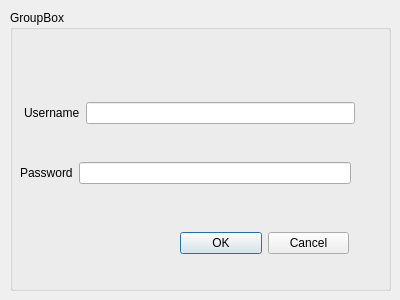
Crystal-Blu/police-station-2A25, file police-station/login.ui: the form before one commit.
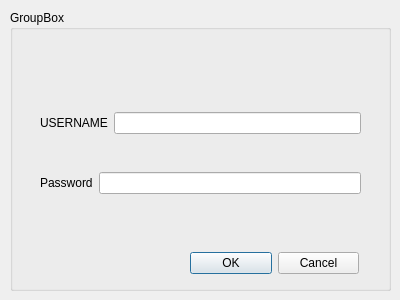
The form after the commit.

Commit message: done login partly needs to be refined

What changed in the file:
```diff
--- a/police-station/login.ui
+++ b/police-station/login.ui
@@ -25,55 +25,11 @@
    <property name="title">
     <string>GroupBox</string>
    </property>
-   <widget class="QWidget" name="">
+   <widget class="QWidget" name="layoutWidget_2">
     <property name="geometry">
      <rect>
-      <x>14</x>
-      <y>90</y>
-      <width>331</width>
-      <height>26</height>
-     </rect>
-    </property>
-    <layout class="QHBoxLayout" name="horizontalLayout">
-     <item>
-      <widget class="QLabel" name="label">
-       <property name="text">
-        <string>Username</string>
-       </property>
-      </widget>
-     </item>
-     <item>
-      <widget class="QLineEdit" name="le_username"/>
-     </item>
-    </layout>
-   </widget>
-   <widget class="QWidget" name="">
-    <property name="geometry">
-     <rect>
-      <x>10</x>
-      <y>150</y>
-      <width>331</width>
-      <height>26</height>
-     </rect>
-    </property>
-    <layout class="QHBoxLayout" name="horizontalLayout_2">
-     <item>
-      <widget class="QLabel" name="label_2">
-       <property name="text">
-        <string>Password</string>
-       </property>
-      </widget>
-     </item>
-     <item>
-      <widget class="QLineEdit" name="le_password"/>
-     </item>
-    </layout>
-   </widget>
-   <widget class="QWidget" name="">
-    <property name="geometry">
-     <rect>
-      <x>170</x>
-      <y>220</y>
+      <x>180</x>
+      <y>240</y>
       <width>169</width>
       <height>27</height>
      </rect>
@@ -95,6 +51,50 @@
      </item>
     </layout>
    </widget>
+   <widget class="QWidget" name="layoutWidget_3">
+    <property name="geometry">
+     <rect>
+      <x>30</x>
+      <y>160</y>
+      <width>321</width>
+      <height>26</height>
+     </rect>
+    </property>
+    <layout class="QHBoxLayout" name="horizontalLayout_4">
+     <item>
+      <widget class="QLabel" name="label_41">
+       <property name="text">
+        <string>Password</string>
+       </property>
+      </widget>
+     </item>
+     <item>
+      <widget class="QLineEdit" name="le_loginpassword"/>
+     </item>
+    </layout>
+   </widget>
+   <widget class="QWidget" name="layoutWidget_4">
+    <property name="geometry">
+     <rect>
+      <x>30</x>
+      <y>100</y>
+      <width>321</width>
+      <height>26</height>
+     </rect>
+    </property>
+    <layout class="QHBoxLayout" name="horizontalLayout_5">
+     <item>
+      <widget class="QLabel" name="label_42">
+       <property name="text">
+        <string>USERNAME</string>
+       </property>
+      </widget>
+     </item>
+     <item>
+      <widget class="QLineEdit" name="le_loginusername"/>
+     </item>
+    </layout>
+   </widget>
   </widget>
  </widget>
  <resources/>
```
Left out of the diff: 10 changed lines with no effect on the pictures. The commit also changes 567 other files.
